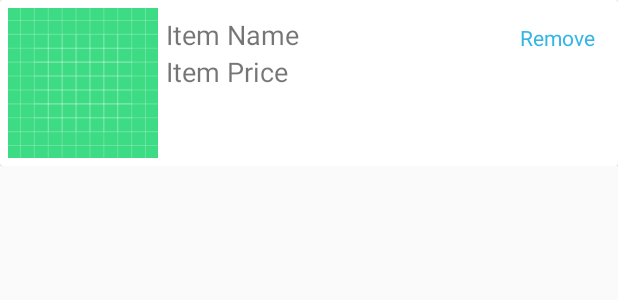
After one commit to CodingWithTashi/BoltEcommerceAndroidApp, an Android app: the layout single_cart_item.xml on its own in the app's theme, with its tools: preview values and no code run, on a phone screen of 412 x 824 dp. The commit adds this screen. Shown: the top 300 px of the screen. Run offline under Robolectric (Android 15) with nearby library versions, the phone set to English and light mode, and no system bars.

Commit message:
Added Cart Functional

```diff
--- a/app/src/main/AndroidManifest.xml
+++ b/app/src/main/AndroidManifest.xml
@@ -5,14 +5,15 @@
     <uses-permission android:name="android.permission.INTERNET" />
 
     <application
-        android:networkSecurityConfig="@xml/network_security_config"
         android:allowBackup="true"
         android:icon="@mipmap/ic_launcher"
         android:label="@string/app_name"
+        android:networkSecurityConfig="@xml/network_security_config"
         android:roundIcon="@mipmap/ic_launcher_round"
         android:supportsRtl="true"
         android:theme="@style/AppTheme">
-        <activity android:name=".CheckoutActivityJava"></activity>
+        <activity android:name=".CartActivity"></activity>
+        <activity android:name=".CheckoutActivityJava" />
         <activity android:name=".ItemsActivity" />
         <activity android:name=".PaymentActivity" />
         <activity
--- a/app/src/main/java/com/tectibet/bolt/HomeActivity.java
+++ b/app/src/main/java/com/tectibet/bolt/HomeActivity.java
@@ -132,6 +132,10 @@ public class HomeActivity extends AppCompatActivity {
             startActivity(intent);
             finish();
         }
+        if(item.getItemId()==R.id.cart){
+            Intent intent=new Intent(HomeActivity.this,CartActivity.class);
+            startActivity(intent);
+        }
         return true;
     }
 }
--- /dev/null
+++ b/app/src/main/res/layout/single_cart_item.xml
@@ -0,0 +1,56 @@
+<?xml version="1.0" encoding="utf-8"?>
+<LinearLayout
+    xmlns:android="http://schemas.android.com/apk/res/android" android:layout_width="match_parent"
+    android:layout_height="wrap_content">
+<androidx.cardview.widget.CardView
+    android:padding="5dp"
+    android:layout_width="match_parent"
+    android:layout_height="wrap_content">
+    <LinearLayout
+        android:padding="5dp"
+        android:layout_width="match_parent"
+        android:layout_height="wrap_content">
+        <LinearLayout
+            android:orientation="horizontal"
+            android:layout_width="wrap_content"
+            android:layout_height="wrap_content">
+            <ImageView
+                android:id="@+id/cart_image"
+                android:layout_width="100dp"
+                android:layout_height="100dp"
+                android:src="@drawable/ic_launcher_background"/>
+
+        </LinearLayout>
+        <LinearLayout
+            android:padding="5dp"
+            android:orientation="vertical"
+            android:layout_width="wrap_content"
+            android:layout_height="wrap_content">
+            <TextView
+                android:id="@+id/cart_name"
+                android:textSize="18sp"
+                android:text="Item Name"
+                android:layout_width="wrap_content"
+                android:layout_height="wrap_content"/>
+            <TextView
+                android:id="@+id/cart_price"
+                android:textSize="18sp"
+                android:text="Item Price"
+                android:layout_width="wrap_content"
+                android:layout_height="wrap_content"/>
+        </LinearLayout>
+        <LinearLayout
+            android:padding="10dp"
+            android:gravity="end"
+            android:layout_width="match_parent"
+            android:layout_height="wrap_content">
+            <TextView
+                android:id="@+id/remove_item"
+                android:textColor="@android:color/holo_blue_light"
+                android:text="Remove"
+                android:layout_width="wrap_content"
+                android:layout_height="wrap_content"/>
+        </LinearLayout>
+    </LinearLayout>
+</androidx.cardview.widget.CardView>
+</LinearLayout>
--- a/app/src/main/res/menu/main_menu.xml
+++ b/app/src/main/res/menu/main_menu.xml
@@ -5,4 +5,7 @@
     <item
         android:id="@+id/logout_btn"
         android:title="Log out" />
+    <item
+        android:id="@+id/cart"
+        android:title="Cart" />
 </menu>
```
Also changed, not shown: app/src/main/java/com/tectibet/bolt/AddressActivity.java (+9 -0 lines), app/src/main/java/com/tectibet/bolt/CartActivity.java (added, +97 -0 lines), app/src/main/java/com/tectibet/bolt/DetailActivity.java (+39 -0 lines), app/src/main/java/com/tectibet/bolt/PaymentActivity.java (+36 -0 lines), app/src/main/java/com/tectibet/bolt/adapter/CartItemAdapter.java (added, +89 -0 lines), app/src/main/java/com/tectibet/bolt/domain/Items.java (+10 -0 lines), app/src/main/res/layout/activity_cart.xml (added, +37 -0 lines).
